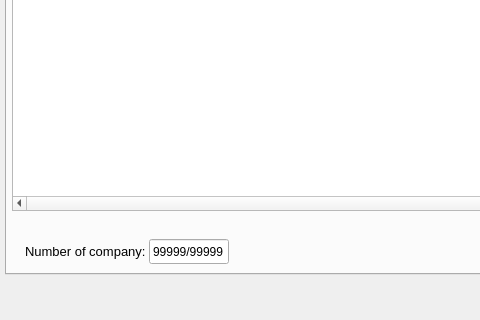
First picture: the form in QT/MainWindow.ui, repository Gendostie/market-analysis, before the edit; both pictures show x 0 to 480 and y 480 to 800 of the 1280 by 800 pixel window.
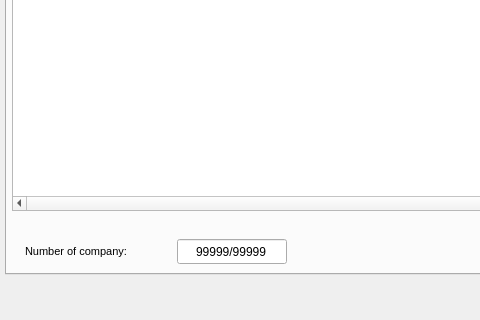
Second picture: the form after the edit.

Commit message: -Remove set_min_max of ManagerMainWindows because we need same function for Simulator Qt -Modify get_all_min_max of ManagerMainWindows for use in two tabs (Stock Screener and Simulator) and call function get_min_max_layout_checked of HelperFunctionQt for get criteria checked in left and right Layout -Create connection in tab Simulator for selected or deselected all criteria with button

```diff
--- a/QT/MainWindow.ui
+++ b/QT/MainWindow.ui
@@ -3344,14 +3344,32 @@
       <property name="geometry">
        <rect>
         <x>18</x>
-        <y>692</y>
-        <width>121</width>
-        <height>16</height>
+        <y>690</y>
+        <width>155</width>
+        <height>20</height>
        </rect>
       </property>
+      <property name="sizePolicy">
+       <sizepolicy hsizetype="Fixed" vsizetype="Fixed">
+        <horstretch>0</horstretch>
+        <verstretch>0</verstretch>
+       </sizepolicy>
+      </property>
+      <property name="minimumSize">
+       <size>
+        <width>155</width>
+        <height>20</height>
+       </size>
+      </property>
+      <property name="maximumSize">
+       <size>
+        <width>155</width>
+        <height>20</height>
+       </size>
+      </property>
       <property name="font">
        <font>
-        <pointsize>10</pointsize>
+        <pointsize>8</pointsize>
        </font>
       </property>
       <property name="frameShape">
@@ -3370,21 +3388,21 @@
       </property>
       <property name="geometry">
        <rect>
-        <x>142</x>
+        <x>170</x>
         <y>688</y>
-        <width>80</width>
+        <width>110</width>
         <height>25</height>
        </rect>
       </property>
       <property name="minimumSize">
        <size>
-        <width>80</width>
+        <width>110</width>
         <height>25</height>
        </size>
       </property>
       <property name="maximumSize">
        <size>
-        <width>80</width>
+        <width>110</width>
         <height>25</height>
        </size>
       </property>
```
Left out of the diff: 25 changed lines with no effect on the pictures. The commit also changes 3 other files.
